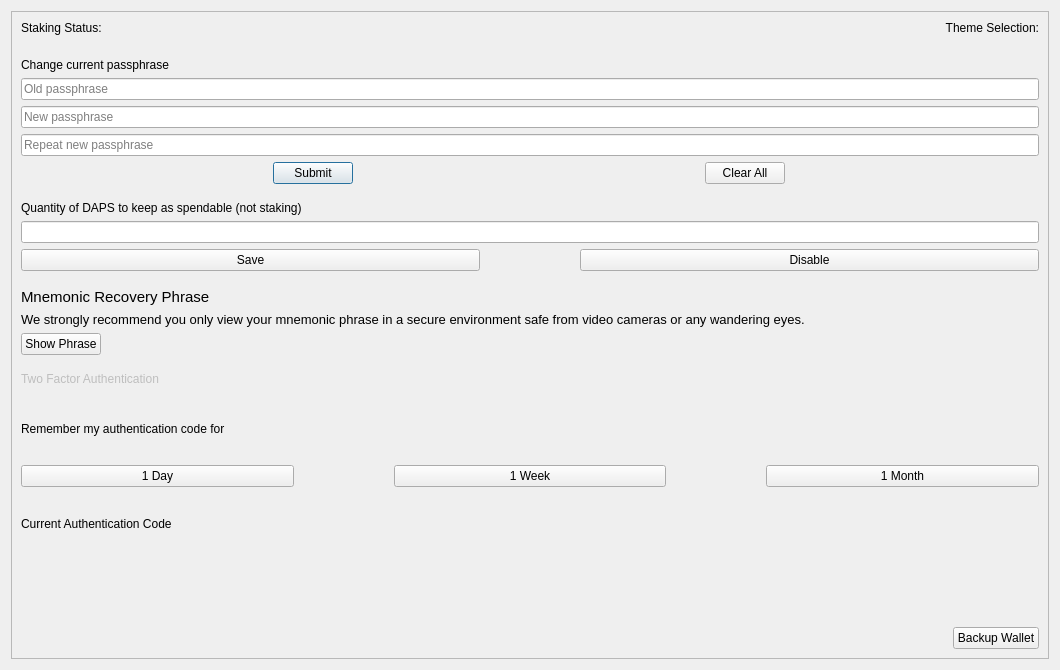
Old version of the form src/qt/forms/optionspage.ui in the repository pedrorv0106/DAPS.
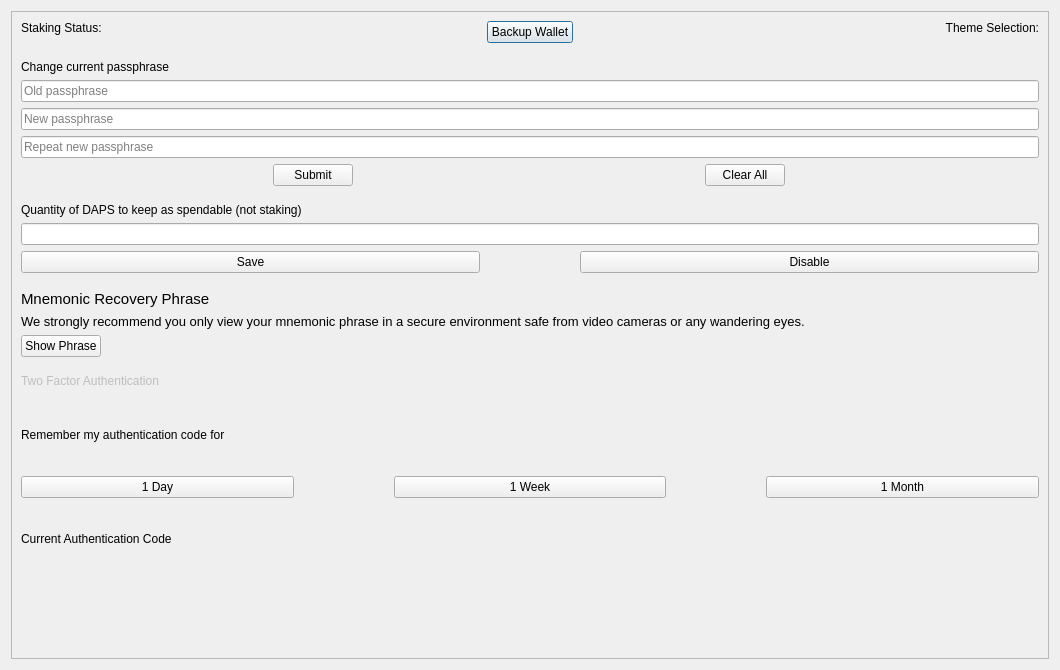
New version of the form. Custom widgets are drawn as their Qt base class.

Commit message:
DAPS-1114 QT: Move the backup wallet button to the middle-top of the settings screen (#701)
* Move Backup Wallet to top middle

* Remove stdset on Toggles

Diff of the .ui file:
```diff
--- a/src/qt/forms/optionspage.ui
+++ b/src/qt/forms/optionspage.ui
@@ -88,6 +88,29 @@
            </item>
           </layout>
          </item>
+         <item>
+          <layout class="QVBoxLayout" name="verticalLayout_3">
+           <item alignment="Qt::AlignHCenter">
+            <widget class="QPushButton" name="pushButtonBackup">
+             <property name="sizePolicy">
+              <sizepolicy hsizetype="Maximum" vsizetype="Fixed">
+               <horstretch>0</horstretch>
+               <verstretch>0</verstretch>
+              </sizepolicy>
+             </property>
+             <property name="toolTip">
+              <string>Backup wallet to directory of choice</string>
+             </property>
+             <property name="layoutDirection">
+              <enum>Qt::RightToLeft</enum>
+             </property>
+             <property name="text">
+              <string>Backup Wallet</string>
+             </property>
+            </widget>
+           </item>
+          </layout>
+         </item>
          <item>
           <layout class="QVBoxLayout" name="verticalLayout_7">
            <property name="leftMargin">
@@ -571,25 +594,6 @@
          </item>
         </layout>
        </item>
-       <item>
-        <widget class="QPushButton" name="pushButtonBackup">
-         <property name="sizePolicy">
-          <sizepolicy hsizetype="Maximum" vsizetype="Fixed">
-           <horstretch>0</horstretch>
-           <verstretch>0</verstretch>
-          </sizepolicy>
-         </property>
-         <property name="toolTip">
-          <string>Backup wallet to BackupWallet.dat in current directory</string>
-         </property>
-         <property name="layoutDirection">
-          <enum>Qt::RightToLeft</enum>
-         </property>
-         <property name="text">
-          <string>Backup Wallet</string>
-         </property>
-        </widget>
-       </item>
       </layout>
      </widget>
     </widget>
```
Left out of the diff: 6 changed lines with no effect on the pictures.
